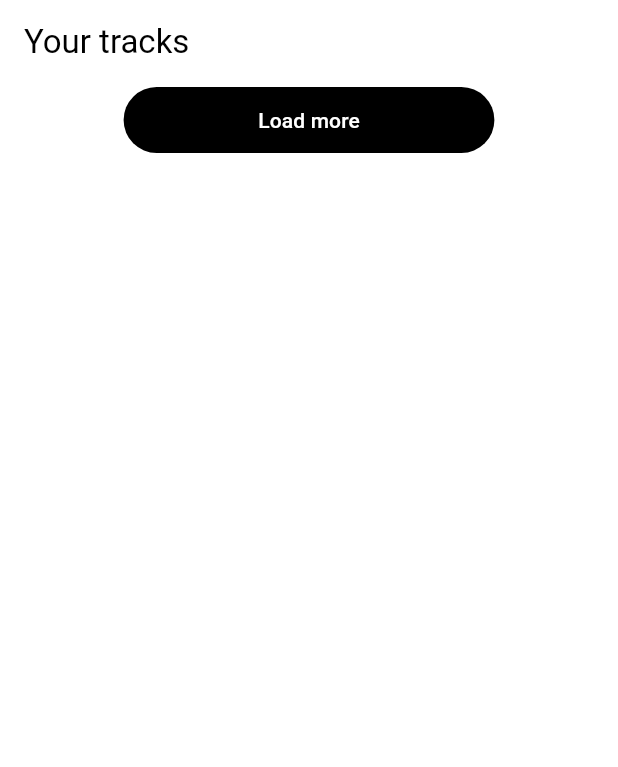
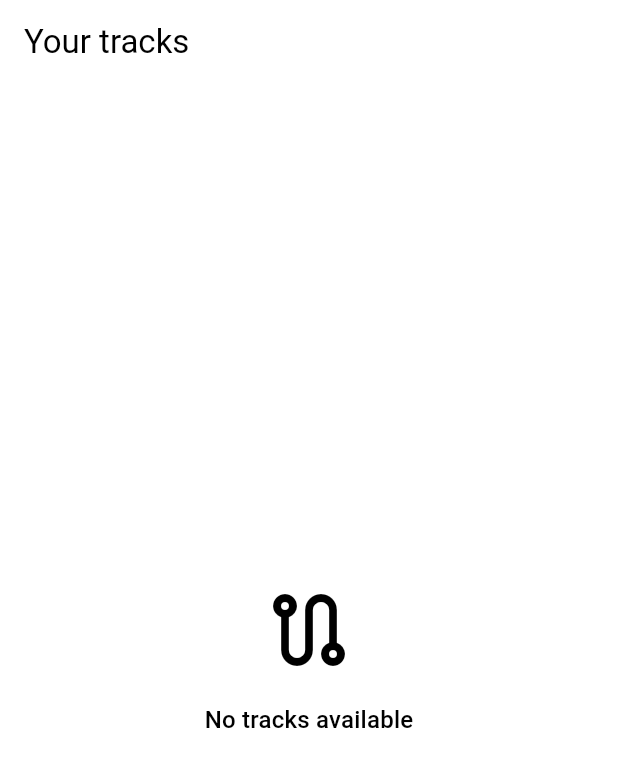
Before and after one commit to reedu-reengineering-education/sensebox-bike-flutter, a Flutter app: the TracksScreen widget shown alone on an empty page, opened directly, on a phone screen of 412 x 824 dp. Shown: the top 767 px of the screen. Run offline on Flutter 3.47's test engine with Material 3 defaults, Android fonts, the phone set to English and light mode, and no system bars; drawn by our look-alikes of sentry_flutter; our stand-ins replace app_links, cached_network_image, csv, device_info_plus, fl_chart, flutter_blue_plus and 10 more; missing offline and left inert: google_polyline_algorithm, mapbox_maps_flutter, mapbox_maps_flutter_draw, simplify, turf; accounts and stored records are empty; generated files the repository leaves out were written again; statements that could not run were skipped.

Commit message:
Add NoTracksMessage widget and integrate with tracks screen
Co-authored-by: mashazyu <29906447+mashazyu@users.noreply.github.com>

```diff
--- a/lib/ui/screens/tracks_screen.dart
+++ b/lib/ui/screens/tracks_screen.dart
@@ -5,6 +5,7 @@ import 'package:flutter/material.dart';
 import 'package:sensebox_bike/services/isar_service.dart';
 import 'package:sensebox_bike/ui/widgets/common/button_with_loader.dart';
 import 'package:sensebox_bike/ui/widgets/common/custom_divider.dart';
+import 'package:sensebox_bike/ui/widgets/common/no_tracks_message.dart';
 import 'package:sensebox_bike/ui/widgets/common/screen_wrapper.dart';
 import 'package:sensebox_bike/ui/widgets/track/track_list_item.dart';
 import 'package:sensebox_bike/l10n/app_localizations.dart';
@@ -31,6 +32,9 @@ class TracksScreenState extends State<TracksScreen> {
     super.initState();
 
     _isarService = Provider.of<TrackBloc>(context, listen: false).isarService;
+
+    // Load initial tracks when the screen is first created
+    _fetchInitialTracks();
   }
 
   Future<void> _fetchInitialTracks() async {
@@ -98,7 +102,9 @@ class TracksScreenState extends State<TracksScreen> {
                     controller: _scrollController,
                     thumbVisibility: true,
                     thickness: 2,
-                    child: ListView.separated(
+                    child: _displayedTracks.isEmpty && !_isLoading
+                        ? const NoTracksMessage()
+                        : ListView.separated(
                             separatorBuilder: (context, index) => CustomDivider(
                               showDivider: !(index == _displayedTracks.length - 1 &&
                                   _hasMoreTracks),
--- /dev/null
+++ b/lib/ui/widgets/common/no_tracks_message.dart
@@ -0,0 +1,38 @@
+import 'package:flutter/material.dart';
+import 'package:sensebox_bike/l10n/app_localizations.dart';
+
+/// A centered widget that displays a message when no tracks are available.
+/// Used to inform users that they haven't recorded any tracks yet.
+class NoTracksMessage extends StatelessWidget {
+  const NoTracksMessage({super.key});
+
+  @override
+  Widget build(BuildContext context) {
+    final localizations = AppLocalizations.of(context)!;
+    final theme = Theme.of(context);
+
+    return Center(
+      child: Padding(
+        padding: const EdgeInsets.all(24.0),
+        child: Column(
+          mainAxisAlignment: MainAxisAlignment.center,
+          children: [
+            Icon(
+              Icons.route_outlined,
+              size: 64,
+              color: theme.colorScheme.onSurfaceVariant,
+            ),
+            const SizedBox(height: 16),
+            Text(
+              localizations.tracksNoTracks,
+              style: theme.textTheme.titleMedium?.copyWith(
+                color: theme.colorScheme.onSurfaceVariant,
+              ),
+              textAlign: TextAlign.center,
+            ),
+          ],
+        ),
+      ),
+    );
+  }
+}
```
Also changed, not shown: 2 other files. Lines whose indentation alone changed are shown as unchanged.
